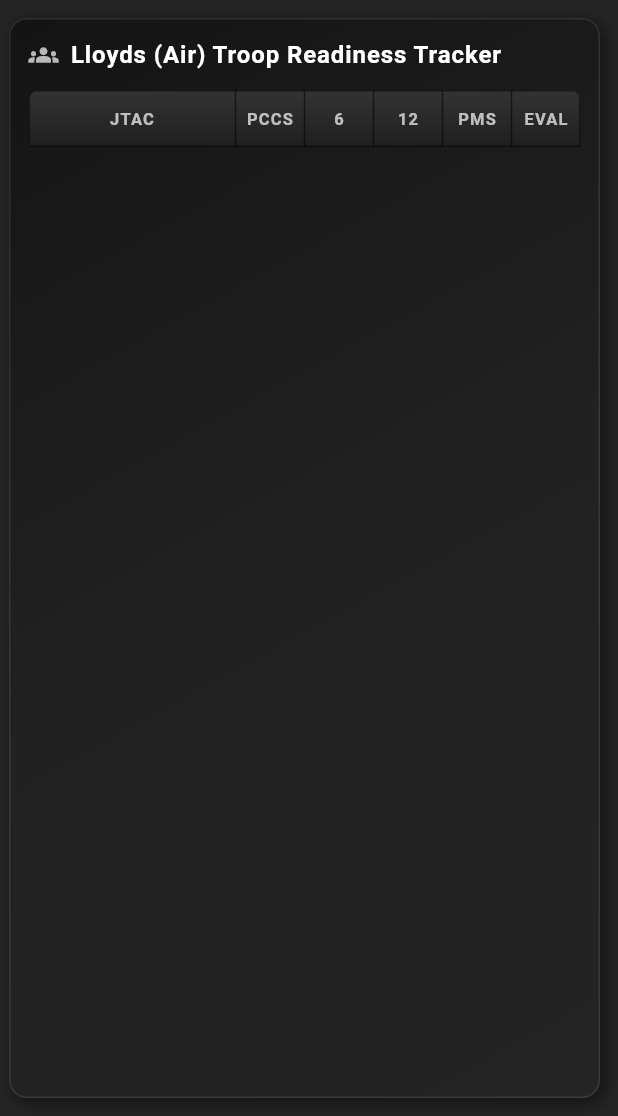
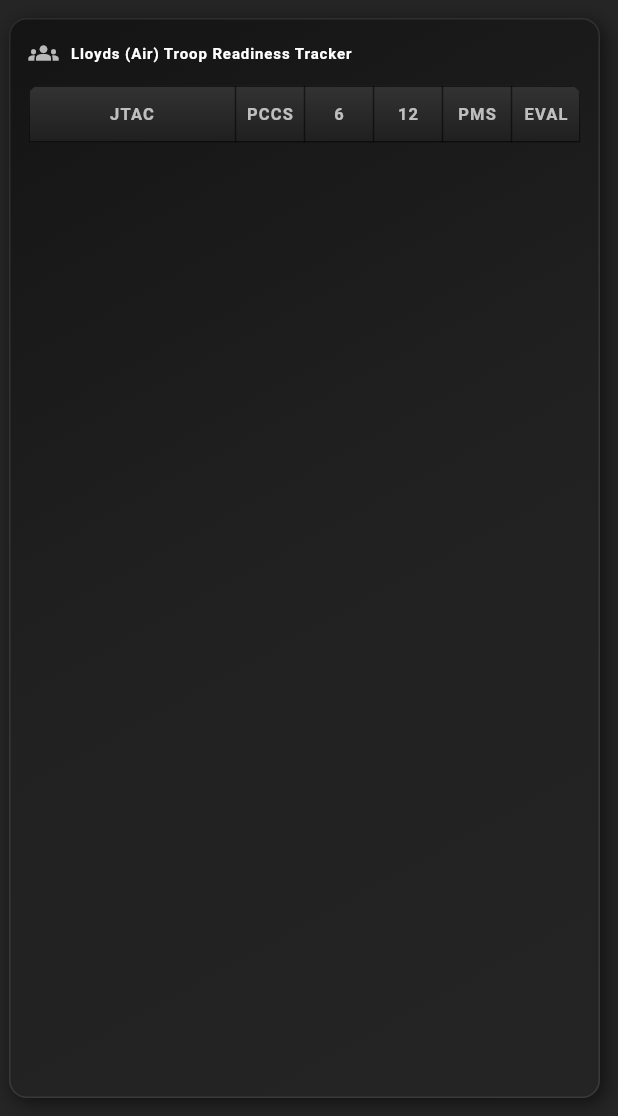
Before and after one commit to WatchAndShootUK/claymore, a Flutter app: the HomePage screen opened directly, after a tap on "Readiness", on a phone screen of 412 x 824 dp, the part 120-1236 px from its top. Run offline on Flutter 3.47's test engine with Material 3 defaults, Android fonts, the phone set to English and light mode, and no system bars; our stand-ins replace cloud_firestore, firebase_core, font_awesome_flutter, latlong2, shared_preferences; accounts and stored records are empty.

Commit message:
Fixed org page mobile formatting

```diff
--- a/lib/pages/organisation_panel.dart
+++ b/lib/pages/organisation_panel.dart
@@ -17,6 +17,7 @@ class _OrganisationPanelState extends State<OrganisationPanel> {
   @override
   Widget build(BuildContext context) {
     final appData = context.watch<AppData>();
+    final isMobile = MediaQuery.of(context).size.width < 900;
 
     return Container(
       margin: const EdgeInsets.fromLTRB(6, 12, 12, 12),
@@ -43,7 +44,7 @@ class _OrganisationPanelState extends State<OrganisationPanel> {
       ),
       child: Column(
         children: [
-          _titleBar(appData),
+          _titleBar(appData, isMobile),
           const SizedBox(height: 12),
           Expanded(
             child: ClipRRect(
@@ -124,8 +125,8 @@ class _OrganisationPanelState extends State<OrganisationPanel> {
                                         fontSize:
                                             appData.selectedJtac?.getUserName ==
                                                 user.getUserName
-                                            ? 15
-                                            : 13,
+                                            ? !isMobile ? 15 : 13
+                                            : !isMobile ? 13 : 11,
                                         fontWeight:
                                             appData.selectedJtac?.getUserName ==
                                                 user.getUserName
@@ -196,7 +197,7 @@ class _OrganisationPanelState extends State<OrganisationPanel> {
     );
   }
 
-  Widget _titleBar(AppData appData) {
+  Widget _titleBar(AppData appData, bool isMobile) {
     return Row(
       children: [
         Icon(Icons.groups, color: Colors.white70, size: 20),
@@ -205,7 +206,7 @@ class _OrganisationPanelState extends State<OrganisationPanel> {
           'Lloyds (Air) Troop Readiness Tracker',
           style: TextStyle(
             color: Colors.white,
-            fontSize: 16,
+            fontSize: isMobile ? 10 : 16,
             fontWeight: FontWeight.bold,
             letterSpacing: 0.6,
           ),
--- a/lib/ui/add_user.dart
+++ b/lib/ui/add_user.dart
@@ -102,7 +102,7 @@ class _AddUserDialogState extends State<AddUserDialog> {
                                 ClaymoreDropdown<String>(
                                   label: 'Qualification',
                                   value: widget.user.qualification,
-                                  items: ['JTAC-C', 'JTAC-I', 'JTAC-E', ''],
+                                  items: ['JTAC-C', 'JTAC-Q', 'JTAC-I', 'JTAC-E', ''],
                                   itemLabel: (item) => item,
                                   onChanged: (qual) {
                                     if (qual == null) return;
```
